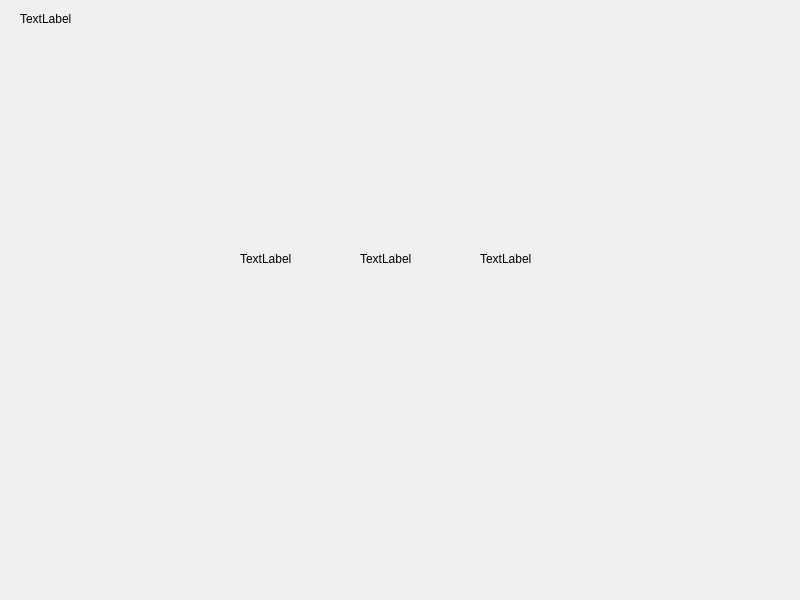
First picture: the form in mainwindow.ui, repository tobiasvogel/HelloComputer, before the edit.
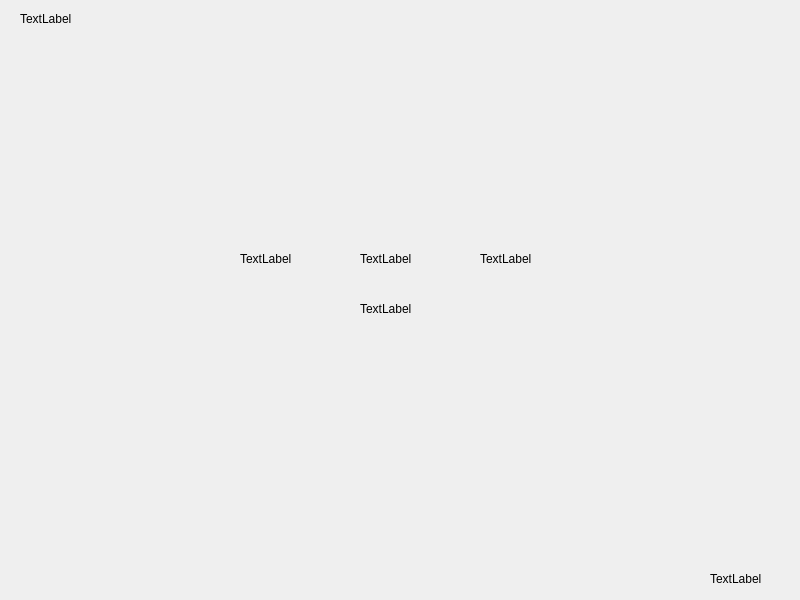
Second picture: the form after the edit.

Commit message: text now changes color for readability, image in startup window visible

Patch:
```diff
--- a/mainwindow.ui
+++ b/mainwindow.ui
@@ -66,6 +66,32 @@
      <string>TextLabel</string>
     </property>
    </widget>
+   <widget class="QLabel" name="copyrightLabel">
+    <property name="geometry">
+     <rect>
+      <x>710</x>
+      <y>570</y>
+      <width>67</width>
+      <height>17</height>
+     </rect>
+    </property>
+    <property name="text">
+     <string>TextLabel</string>
+    </property>
+   </widget>
+   <widget class="QLabel" name="graphicLabel">
+    <property name="geometry">
+     <rect>
+      <x>360</x>
+      <y>300</y>
+      <width>67</width>
+      <height>17</height>
+     </rect>
+    </property>
+    <property name="text">
+     <string>TextLabel</string>
+    </property>
+   </widget>
   </widget>
  </widget>
  <resources/>
```
The commit also changes 4 other files.
